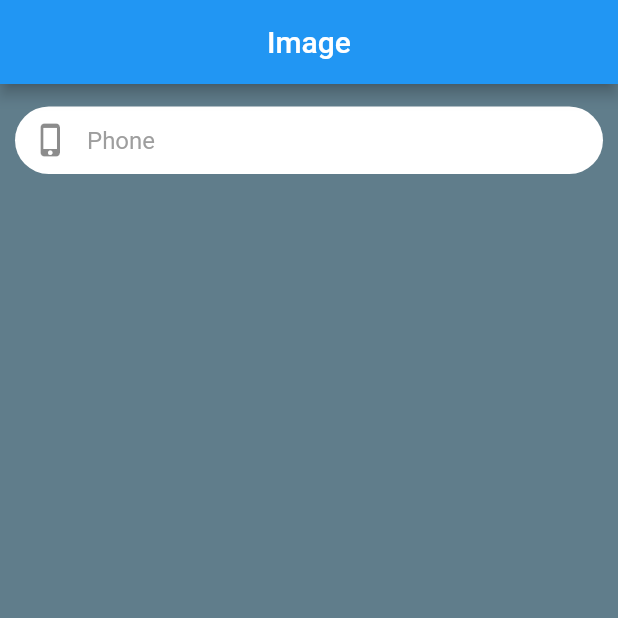
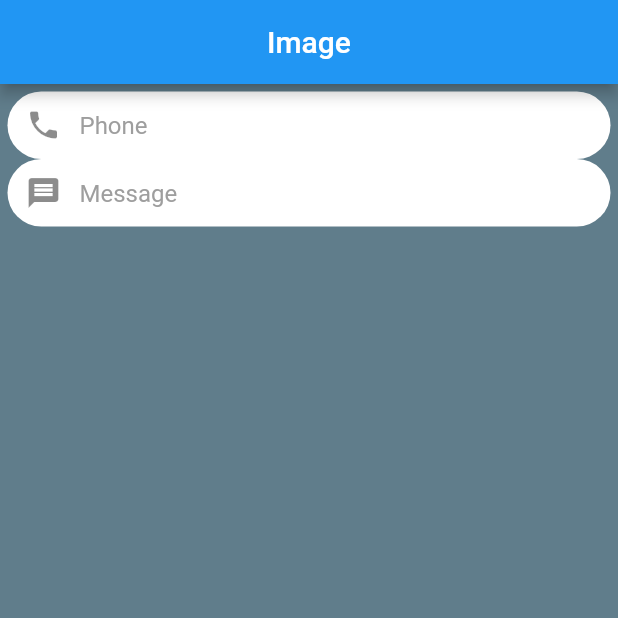
Before and after one commit to FirdavsSayidov/best, a Flutter app: the screen it shows after launch, on a phone screen of 412 x 824 dp, the top half of it. Run offline on Flutter 3.47's test engine with Material 2 defaults, Android fonts, the phone set to English and light mode, and no system bars.

Commit message:
skjnskd akdnksaca kajdnka

```diff
--- a/lib/pages/Homepage.dart
+++ b/lib/pages/Homepage.dart
@@ -40,41 +40,41 @@ class _HomePageState extends State<HomePage> {
       appBar: AppBar(
         title: Center(child: Text('Image')),
       ),
-    body: Container(
-      padding: EdgeInsets.all(10),
 
+      body: Container(padding: EdgeInsets.all(5),
         child: Column(
           children: [
-         SizedBox(height: 5,),
-          /*Container(height: 45,decoration: BoxDecoration( borderRadius: BorderRadius.circular(22.5),
-              color: Colors.white
+            Container( height: 45, width: double.infinity,
+              decoration: BoxDecoration(
+                borderRadius: BorderRadius.circular(22.5),color: Colors.white
+              ),
+              child: const TextField(
+                decoration: InputDecoration(
+                  hintText: "Phone",
+                  hintStyle: TextStyle(color:Colors.grey),
+                  prefixIcon: Icon(Icons.phone),
+                  border: InputBorder.none
+
+                ),
+              ),
+            ),
+            Container(
+              height: 45,
+              width: double.infinity,
+              decoration: BoxDecoration(
+                color: Colors.white,borderRadius: BorderRadius.circular(22.5),
               ),
               child: TextField(
                 decoration: InputDecoration(
-                  hintText: "Phone",
                   hintStyle: TextStyle(color: Colors.grey),
-                  border: InputBorder.none,
-                  prefixIcon: Icon(Icons.phone_iphone,color: Colors.grey,)
+                  hintText: 'Message',
+                  prefixIcon: Icon(Icons.message),
+                  border: InputBorder.none
                 ),
               ),
-          )*/
-          Container( height: 45, decoration:BoxDecoration(
-            borderRadius: BorderRadius.circular(22.5),color: Colors.white
-          ),
-            child: TextField(
-              decoration: InputDecoration(
-                hintText: 'Phone',
-                hintStyle: TextStyle(color: Colors.grey),
-                border: InputBorder.none
-                  , prefixIcon: Icon(Icons.phone_iphone)
-
-              ),
-            ),
-
             )
           ],
         ),
-
       ),
 
         );
```
Lines whose indentation alone changed are shown as unchanged.
